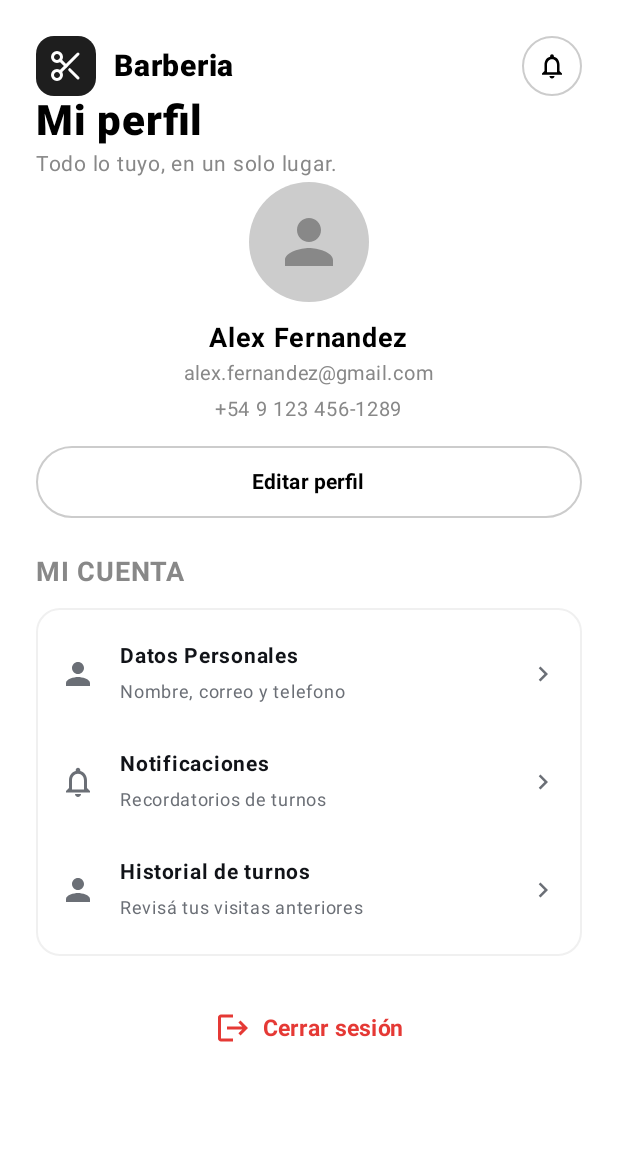
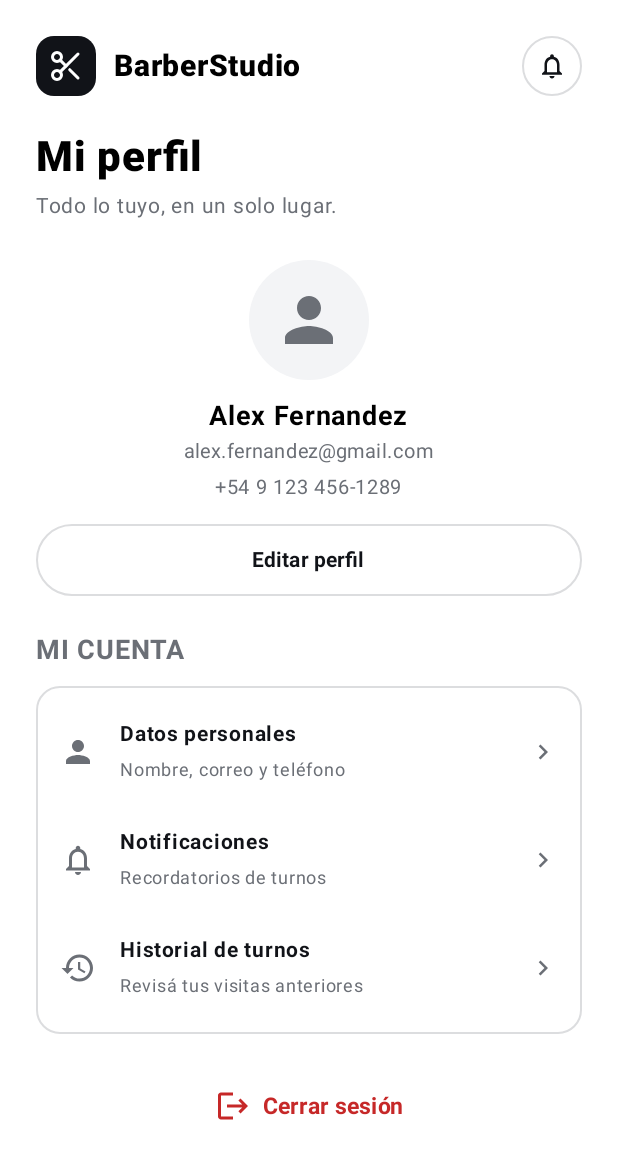
Before and after one commit to Santi2025b/BarberStudio, an Android app built with Jetpack Compose: the @Preview function PreviewProfileElements, on a phone screen of 412 x 824 dp. Shown: the top 1159 px of the screen. Run offline under Robolectric (Android 15) with nearby library versions, the phone set to English and light mode, and no system bars.

Commit message:
Perfil con colores del tema, textos en strings.xml y espacios arreglados

```diff
--- a/app/src/main/java/com/proyect/barberstudio/ui/components/AppMenuItem.kt
+++ b/app/src/main/java/com/proyect/barberstudio/ui/components/AppMenuItem.kt
@@ -17,9 +17,11 @@ import androidx.compose.runtime.Composable
 import androidx.compose.ui.Alignment
 import androidx.compose.ui.Modifier
 import androidx.compose.ui.graphics.vector.ImageVector
+import androidx.compose.ui.res.stringResource // NUEVO
 import androidx.compose.ui.text.font.FontWeight
 import androidx.compose.ui.unit.dp
 import androidx.compose.ui.unit.sp
+import com.proyect.barberstudio.R // NUEVO
 
 @Composable
 fun ProfileMenuItem(
@@ -30,7 +32,7 @@ fun ProfileMenuItem(
     modifier: Modifier = Modifier
 ) {
     Row(
-        modifier = Modifier
+        modifier = modifier
             .fillMaxWidth()
             .clickable(onClick = onClick)
             .padding(horizontal = 16.dp, vertical = 12.dp),
@@ -38,7 +40,7 @@ fun ProfileMenuItem(
     ) {
         Icon(
             imageVector = icon,
-            contentDescription = title,
+            contentDescription = null, // el título de al lado ya dice lo mismo
             tint = MaterialTheme.colorScheme.onSurfaceVariant,
             modifier = Modifier.size(24.dp)
         )
@@ -50,18 +52,18 @@ fun ProfileMenuItem(
                 fontSize = 14.sp,
                 color = MaterialTheme.colorScheme.onSurface
             )
-            Text(text = subtitle,
+            Text(
+                text = subtitle,
                 fontSize = 12.sp,
                 color = MaterialTheme.colorScheme.onSurfaceVariant
             )
         }
         Icon(
             imageVector = Icons.Default.ChevronRight,
-            contentDescription = "Ir a $title",
+            // el texto va a strings.xml. %1$s se llena con el título.
+            contentDescription = stringResource(R.string.menu_ir_a, title),
             tint = MaterialTheme.colorScheme.onSurfaceVariant,
             modifier = Modifier.size(20.dp)
         )
-
     }
-
 }
--- a/app/src/main/java/com/proyect/barberstudio/ui/screen/home/ProfileScreen.kt
+++ b/app/src/main/java/com/proyect/barberstudio/ui/screen/home/ProfileScreen.kt
@@ -1,5 +1,6 @@
 package com.proyect.barberstudio.ui.screen.home
 
+import android.content.res.Configuration // NUEVO: para el preview en modo oscuro
 import androidx.compose.foundation.BorderStroke
 import androidx.compose.foundation.background
 import androidx.compose.foundation.clickable
@@ -14,14 +15,17 @@ import androidx.compose.foundation.layout.height
 import androidx.compose.foundation.layout.padding
 import androidx.compose.foundation.layout.size
 import androidx.compose.foundation.layout.width
+import androidx.compose.foundation.rememberScrollState
 import androidx.compose.foundation.shape.CircleShape
 import androidx.compose.foundation.shape.RoundedCornerShape
+import androidx.compose.foundation.verticalScroll
 import androidx.compose.material.icons.Icons
-import androidx.compose.material.icons.filled.ChevronRight
-import androidx.compose.material.icons.filled.Logout
+import androidx.compose.material.icons.automirrored.filled.Logout // CAMBIO: la versión "AutoMirrored"
+import androidx.compose.material.icons.filled.History // NUEVO: ícono de reloj para el historial
 import androidx.compose.material.icons.filled.NotificationsNone
 import androidx.compose.material.icons.filled.Person
 import androidx.compose.material3.Icon
+import androidx.compose.material3.MaterialTheme // NUEVO: para leer los colores del tema
 import androidx.compose.material3.OutlinedButton
 import androidx.compose.material3.Surface
 import androidx.compose.material3.Text
@@ -29,23 +33,19 @@ import androidx.compose.runtime.Composable
 import androidx.compose.ui.Alignment
 import androidx.compose.ui.Modifier
 import androidx.compose.ui.graphics.Color
-import androidx.compose.ui.graphics.vector.ImageVector
-import androidx.compose.ui.modifier.modifierLocalConsumer
 import androidx.compose.ui.res.painterResource
+import androidx.compose.ui.res.stringResource // NUEVO: para leer los textos de strings.xml
 import androidx.compose.ui.text.font.FontWeight
 import androidx.compose.ui.tooling.preview.Preview
 import androidx.compose.ui.unit.dp
 import androidx.compose.ui.unit.sp
+import androidx.lifecycle.viewmodel.compose.viewModel
 import com.proyect.barberstudio.R
-import com.proyect.barberstudio.ui.theme.BarberStudioTheme
-import androidx.lifecycle.viewmodel.compose.viewModel
 import com.proyect.barberstudio.ui.components.ProfileMenuItem
 import com.proyect.barberstudio.ui.screen.profile.ProfileUiEvent
 import com.proyect.barberstudio.ui.screen.profile.ProfileUiState
 import com.proyect.barberstudio.ui.screen.profile.ProfileViewModel
-import java.nio.file.WatchEvent
-import androidx.compose.foundation.rememberScrollState
-import androidx.compose.foundation.verticalScroll
+import com.proyect.barberstudio.ui.theme.BarberStudioTheme
 
 @Composable
 fun ProfileScreen(
@@ -53,15 +53,15 @@ fun ProfileScreen(
 ) {
     ProfileUI(
         state = viewModel.profileUiState,
-        onEvent = viewModel::onEvent //referencia
+        onEvent = viewModel::onEvent
     )
 }
 
 @Composable
-fun ProfileUI( //Funciona como un puente organizativo
+fun ProfileUI(
     state: ProfileUiState,
     onEvent: (ProfileUiEvent) -> Unit
-) {
+){
     ProfileElements(
         state = state,
         onEvent = onEvent
@@ -77,7 +77,7 @@ fun ProfileElements( //Stateless View sin estado
     Column(
         modifier = Modifier
             .fillMaxSize()
-            .background(Color.White)
+            .background(MaterialTheme.colorScheme.background)
             .verticalScroll(rememberScrollState()) // deja deslizar la pantalla
             .padding(horizontal = 24.dp, vertical = 24.dp)
     ) {
@@ -90,44 +90,48 @@ fun ProfileElements( //Stateless View sin estado
                 //cuadro del logo de tijera
                 Surface(
                     shape = RoundedCornerShape(12.dp),
-                    color = Color(0xFF1E1E1E),
+                    color = MaterialTheme.colorScheme.onBackground,
                     modifier = Modifier.size(40.dp)
                 ) {
                     Box(contentAlignment = Alignment.Center) {
                         Icon(
                             painter = painterResource(id = R.drawable.ic_scissors),
-                            contentDescription = "Logo Barberia",
-                            tint = Color.White, //para colorear la imagen vectorial la formita nomas
+                            contentDescription = stringResource(R.string.logo_descripcion),
+                            tint = MaterialTheme.colorScheme.background,
                             modifier = Modifier.size(24.dp)
                         )
                     }
                 }
                 Spacer(modifier = Modifier.width(12.dp))
-                Text(text = "Barberia", fontSize = 20.sp, fontWeight = FontWeight.ExtraBold)
+                Text(text = stringResource(R.string.app_name), fontSize = 20.sp, fontWeight = FontWeight.ExtraBold)
             }
 
             Surface(
                 shape = CircleShape,
-                border = BorderStroke(1.dp, Color.LightGray),
-                color = Color.Transparent,
+                border = BorderStroke(1.dp, MaterialTheme.colorScheme.outline),
+                color = Color.Transparent, // transparente se ve bien en los dos modos, se queda
                 modifier = Modifier.size(40.dp)
             ) {
                 Box(contentAlignment = Alignment.Center) {
                     Icon(
                         imageVector = Icons.Default.NotificationsNone,
-                        contentDescription = "Notificaciones",
-                        tint = Color.Black,
+                        contentDescription = stringResource(R.string.notificaciones),
+                        tint = MaterialTheme.colorScheme.onSurface,
                         modifier = Modifier.size(20.dp)
                     )
                 }
             }
         }
 
-        Spacer(modifier = Modifier.width(24.dp))
-        Text(text = "Mi perfil", fontSize = 28.sp, fontWeight = FontWeight.ExtraBold)
-        Spacer(modifier = Modifier.width(4.dp))
-        Text(text = "Todo lo tuyo, en un solo lugar.", color = Color.Gray, fontSize = 14.sp)
-        Spacer(modifier = Modifier.width(24.dp))
+        Spacer(modifier = Modifier.height(24.dp))
+        Text(text = stringResource(R.string.perfil_titulo), fontSize = 28.sp, fontWeight = FontWeight.ExtraBold)
+        Spacer(modifier = Modifier.height(4.dp))
+        Text(
+            text = stringResource(R.string.perfil_subtitulo),
+            color = MaterialTheme.colorScheme.onSurfaceVariant,
+            fontSize = 14.sp
+        )
+        Spacer(modifier = Modifier.height(24.dp))
 
         Column(
             modifier = Modifier.fillMaxWidth(),
@@ -136,12 +140,12 @@ fun ProfileElements( //Stateless View sin estado
             Surface(
                 shape = CircleShape,
                 modifier = Modifier.size(80.dp),
-                color = Color.LightGray
+                color = MaterialTheme.colorScheme.surfaceVariant
             ) {
                 Icon(
                     imageVector = Icons.Default.Person,
-                    contentDescription = "Foto de perfil",
-                    tint = Color.Gray,
+                    contentDescription = stringResource(R.string.perfil_foto_descripcion),
+                    tint = MaterialTheme.colorScheme.onSurfaceVariant,
                     modifier = Modifier.padding(16.dp)
                 )
             }
@@ -149,8 +153,8 @@ fun ProfileElements( //Stateless View sin estado
             Spacer(modifier = Modifier.height(12.dp))
 
             Text(text = state.name, fontSize = 18.sp, fontWeight = FontWeight.Bold)
-            Text(text = state.email, fontSize = 13.sp, color = Color.Gray)
-            Text(text = state.phone, fontSize = 13.sp, color = Color.Gray)
+            Text(text = state.email, fontSize = 13.sp, color = MaterialTheme.colorScheme.onSurfaceVariant)
+            Text(text = state.phone, fontSize = 13.sp, color = MaterialTheme.colorScheme.onSurfaceVariant)
 
             Spacer(modifier = Modifier.height(12.dp))
 
@@ -160,11 +164,11 @@ fun ProfileElements( //Stateless View sin estado
                     .fillMaxWidth()
                     .height(48.dp),
                 shape = RoundedCornerShape(24.dp),
-                border = BorderStroke(1.dp, Color.LightGray)
+                border = BorderStroke(1.dp, MaterialTheme.colorScheme.outline)
             ) {
                 Text(
-                    text = "Editar perfil",
-                    color = Color.Black,
+                    text = stringResource(R.string.perfil_editar),
+                    color = MaterialTheme.colorScheme.onSurface,
                     fontWeight = FontWeight.Bold,
                     fontSize = 14.sp
                 )
@@ -172,18 +176,18 @@ fun ProfileElements( //Stateless View sin estado
         }
         Spacer(modifier = Modifier.height(24.dp))
         Text(
-            text = "MI CUENTA",
+            text = stringResource(R.string.perfil_mi_cuenta),
             fontSize = 18.sp,
             fontWeight = FontWeight.Bold,
-            color = Color.Gray
+            color = MaterialTheme.colorScheme.onSurfaceVariant
         )
         Spacer(modifier = Modifier.height(12.dp))
 
         //seccion de mi cuenta
         Surface(
             shape = RoundedCornerShape(16.dp),
-            border = BorderStroke(1.dp, Color(0xFFF0F0F0)),
-            color = Color.White,
+            border = BorderStroke(1.dp, MaterialTheme.colorScheme.outline),
+            color = MaterialTheme.colorScheme.surface,
             modifier = Modifier.fillMaxWidth()
         ) {
             Column(
@@ -191,20 +195,20 @@ fun ProfileElements( //Stateless View sin estado
             ) {
                 ProfileMenuItem(
                     icon = Icons.Default.Person,
-                    title = "Datos Personales",
-                    subtitle = "Nombre, correo y telefono",
+                    title = stringResource(R.string.perfil_datos_titulo),
+                    subtitle = stringResource(R.string.perfil_datos_subtitulo),
                     onClick = { onEvent(ProfileUiEvent.OnPersonalDataClick) }
                 )
                 ProfileMenuItem(
                     icon = Icons.Default.NotificationsNone,
-                    title = "Notificaciones",
-                    subtitle = "Recordatorios de turnos",
+                    title = stringResource(R.string.notificaciones),
+                    subtitle = stringResource(R.string.perfil_notificaciones_subtitulo),
                     onClick = { onEvent(ProfileUiEvent.OnNotificationsClick) }
                 )
                 ProfileMenuItem(
-                    icon = Icons.Default.Person,
-                    title = "Historial de turnos",
-                    subtitle = "Revisá tus visitas anteriores",
+                    icon = Icons.Default.History,
+                    title = stringResource(R.string.perfil_historial_titulo),
+                    subtitle = stringResource(R.string.perfil_historial_subtitulo),
                     onClick = { onEvent(ProfileUiEvent.OnHistoryClick) }
                 )
             }
@@ -221,15 +225,16 @@ fun ProfileElements( //Stateless View sin estado
             verticalAlignment = Alignment.CenterVertically
         ) {
             Icon(
-                imageVector = Icons.Default.Logout,
-                contentDescription = "Cerrar sesión",
-                tint = Color(0xFFE53935),
+                // AutoMirrored = la flecha se da vuelta sola en idiomas que se leen de derecha a izquierda.
+                imageVector = Icons.AutoMirrored.Filled.Logout,
+                contentDescription = null, // el texto de al lado ya dice "Cerrar sesión"
+                tint = MaterialTheme.colorScheme.error,
                 modifier = Modifier.size(24.dp)
             )
             Spacer(modifier = Modifier.width(8.dp))
             Text(
-                text = "Cerrar sesión",
-                color = Color(0xFFE53935),
+                text = stringResource(R.string.perfil_cerrar_sesion),
+                color = MaterialTheme.colorScheme.error,
                 fontWeight = FontWeight.Bold,
                 fontSize = 15.sp
             )
@@ -248,3 +253,14 @@ fun PreviewProfileElements() {
         )
     }
 }
+
+@Preview(showBackground = true, uiMode = Configuration.UI_MODE_NIGHT_YES)
+@Composable
+fun PreviewProfileElementsOscuro() {
+    BarberStudioTheme {
+        ProfileElements(
+            state = ProfileUiState(),
+            onEvent = {}
+        )
+    }
+}
--- a/app/src/main/res/values/strings.xml
+++ b/app/src/main/res/values/strings.xml
@@ -163,5 +163,19 @@
     <string name="reservar_ver_mis_turnos">Ver mis turnos</string>
     <string name="reservar_volver_inicio">Volver al inicio</string>
 
+    <!--Perfil -->
+    <string name="perfil_titulo">Mi perfil</string>
+    <string name="perfil_subtitulo">Todo lo tuyo, en un solo lugar.</string>
+    <string name="perfil_foto_descripcion">Foto de perfil</string>
+    <string name="perfil_editar">Editar perfil</string>
+    <string name="perfil_mi_cuenta">MI CUENTA</string>
+    <string name="perfil_datos_titulo">Datos personales</string>
+    <string name="perfil_datos_subtitulo">Nombre, correo y teléfono</string>
+    <string name="perfil_notificaciones_subtitulo">Recordatorios de turnos</string>
+    <string name="perfil_historial_titulo">Historial de turnos</string>
+    <string name="perfil_historial_subtitulo">Revisá tus visitas anteriores</string>
+    <string name="perfil_cerrar_sesion">Cerrar sesión</string>
+    <string name="menu_ir_a">Ir a %1$s</string>
+
 
 </resources>
```
